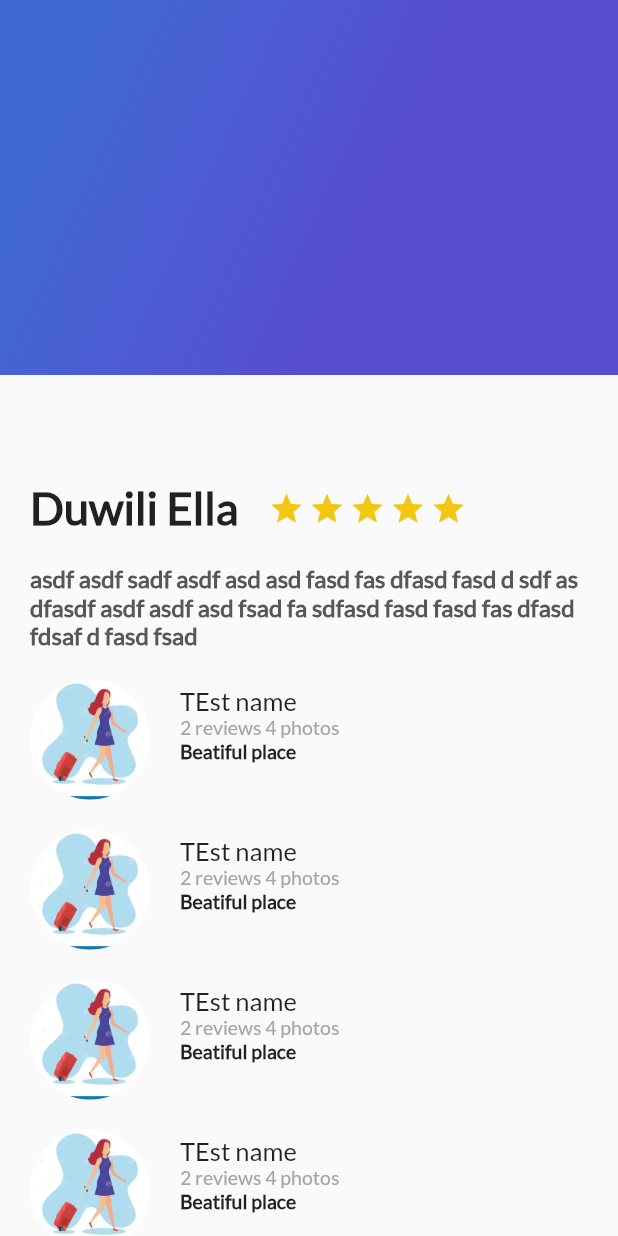
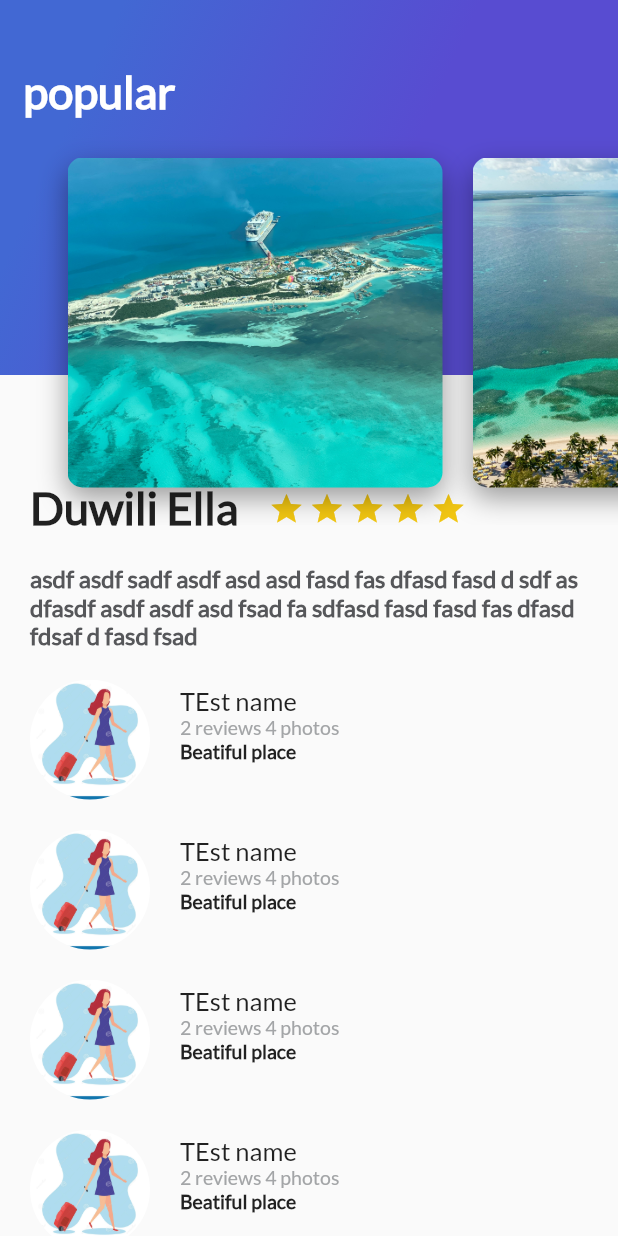
Before and after one commit to kenny08gt/places-flutter, a Flutter app: the screen it shows after launch, on a phone screen of 412 x 824 dp. Run offline on Flutter 3.47's test engine with Material 2 defaults, Android fonts, the phone set to English and light mode, and no system bars.

Commit message:
Added custom header appbar

```diff
--- /dev/null
+++ b/lib/header_appbar.dart
@@ -0,0 +1,15 @@
+import 'package:flutter/material.dart';
+import 'package:platzi_trips_app/place/card_image_list.dart';
+import 'package:platzi_trips_app/place/gradient_back.dart';
+
+class HeaderAppBar extends StatelessWidget {
+  @override
+  Widget build(BuildContext context) {
+    return Stack(
+      children: [
+        GradientBack('popular'),
+        CardImageList()
+      ],
+    );
+  }
+}
--- /dev/null
+++ b/lib/place/card_image.dart
@@ -0,0 +1,38 @@
+import 'package:flutter/material.dart';
+
+class CardImage extends StatelessWidget {
+  String image;
+
+  CardImage(this.image);
+
+  @override
+  Widget build(BuildContext context) {
+
+    final card = Container(
+      height: 350.0,
+      width: 250.0,
+      margin: EdgeInsets.only(
+        top: 80.0,
+        left: 20.0,
+      ),
+      decoration: BoxDecoration(
+        image: DecorationImage(
+          fit: BoxFit.cover,
+          image: AssetImage(image),
+        ),
+        borderRadius: BorderRadius.all(Radius.circular(10.0)),
+        shape: BoxShape.rectangle,
+        boxShadow: <BoxShadow>[
+          BoxShadow(
+            color: Colors.black38,
+            blurRadius: 15.0,
+            offset: Offset(0.0, 7.0)
+          )
+        ]
+      ),
+    );
+
+    return card;
+
+  }
+}
--- /dev/null
+++ b/lib/place/card_image_list.dart
@@ -0,0 +1,22 @@
+import 'package:flutter/material.dart';
+import 'package:platzi_trips_app/place/card_image.dart';
+
+class CardImageList extends StatelessWidget {
+  @override
+  Widget build(BuildContext context) {
+
+    return Container(
+      height: 350.0,
+      child: ListView(
+        padding: EdgeInsets.all(25.0),
+        scrollDirection: Axis.horizontal,
+        children: [
+          CardImage('assets/imgs/bahamas1.jpg'),
+          CardImage('assets/imgs/bahamas2.jpg'),
+          CardImage('assets/imgs/bahamas3.jpg'),
+        ],
+      ),
+    );
+
+  }
+}
--- a/lib/place/gradient_back.dart
+++ b/lib/place/gradient_back.dart
@@ -1,9 +1,12 @@
 import 'package:flutter/material.dart';
 
 class GradientBack extends StatelessWidget {
+  String title = "Popular";
+
+  GradientBack(this.title);
+
   @override
   Widget build(BuildContext context) {
-
     return Container(
       height: 250.0,
       decoration: BoxDecoration(
@@ -15,10 +18,17 @@ class GradientBack extends StatelessWidget {
               begin: FractionalOffset(0.2, 0.0),
               end: FractionalOffset(1.0, 0.6),
               stops: [0.0, 0.6],
-          tileMode: TileMode.clamp
-        )
+              tileMode: TileMode.clamp)),
+      child: Text(
+        title,
+        style: TextStyle(
+            color: Colors.white,
+            fontSize: 30.0,
+            fontFamily: "Lato",
+            fontWeight: FontWeight.bold
         ),
+      ),
+      alignment: Alignment(-0.9, -0.6),
     );
-
   }
 }
--- a/pubspec.yaml
+++ b/pubspec.yaml
@@ -49,8 +49,7 @@ flutter:
   #   - images/a_dot_burr.jpeg
   #   - images/a_dot_ham.jpeg
   assets:
-    - assets/imgs/metallica.jpg
-    - assets/imgs/avatar-girl.jpg
+    - assets/imgs/
 
   # An image asset can refer to one or more resolution-specific "variants", see
   # https://flutter.dev/assets-and-images/#resolution-aware.
```
Also changed, not shown: lib/main.dart (+10 -88 lines), assets/imgs/bahamas1.jpg (added), assets/imgs/bahamas2.jpg (added), assets/imgs/bahamas3.jpg (added). Lines whose indentation alone changed are shown as unchanged.
